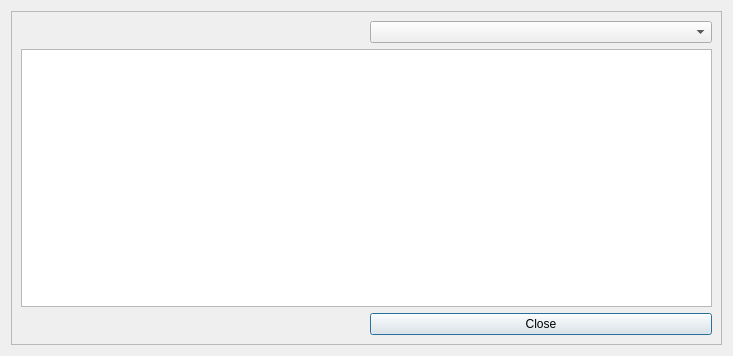
nohal/qtVlm, file src/Ui/RouteComparator.ui: the form before one commit.
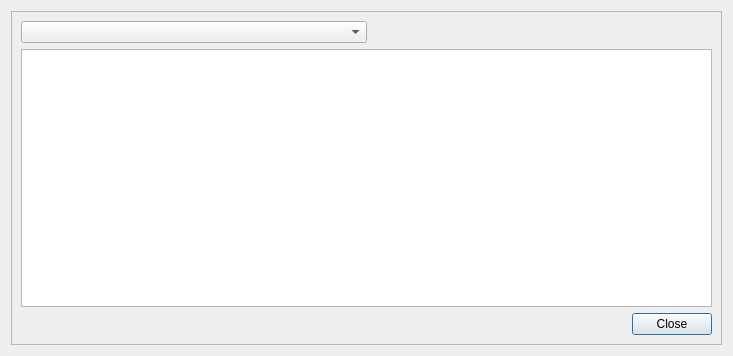
The form after the commit.

```diff
--- a/src/Ui/RouteComparator.ui
+++ b/src/Ui/RouteComparator.ui
@@ -13,8 +13,8 @@
   <property name="windowTitle">
    <string>Routes Comparator</string>
   </property>
-  <layout class="QGridLayout" name="gridLayout">
-   <item row="0" column="0">
+  <layout class="QVBoxLayout" name="verticalLayout_2">
+   <item>
     <widget class="QScrollArea" name="scrollArea">
      <property name="widgetResizable">
       <bool>true</bool>
@@ -28,8 +28,38 @@
         <height>336</height>
        </rect>
       </property>
-      <layout class="QGridLayout" name="gridLayout_2">
-       <item row="1" column="0" colspan="2">
+      <layout class="QVBoxLayout" name="verticalLayout">
+       <item>
+        <layout class="QHBoxLayout" name="horizontalLayout">
+         <item>
+          <widget class="QComboBox" name="routesCombo">
+           <property name="sizePolicy">
+            <sizepolicy hsizetype="Expanding" vsizetype="Fixed">
+             <horstretch>0</horstretch>
+             <verstretch>0</verstretch>
+            </sizepolicy>
+           </property>
+           <property name="sizeAdjustPolicy">
+            <enum>QComboBox::AdjustToContents</enum>
+           </property>
+          </widget>
+         </item>
+         <item>
+          <spacer name="horizontalSpacer">
+           <property name="orientation">
+            <enum>Qt::Horizontal</enum>
+           </property>
+           <property name="sizeHint" stdset="0">
+            <size>
+             <width>40</width>
+             <height>20</height>
+            </size>
+           </property>
+          </spacer>
+         </item>
+        </layout>
+       </item>
+       <item>
         <widget class="QTreeView" name="routesTable">
          <property name="editTriggers">
           <set>QAbstractItemView::NoEditTriggers</set>
@@ -42,15 +72,29 @@
          </property>
         </widget>
        </item>
-       <item row="2" column="1">
-        <widget class="QPushButton" name="closeButton">
-         <property name="text">
-          <string>Close</string>
-         </property>
-        </widget>
-       </item>
-       <item row="0" column="1">
-        <widget class="QComboBox" name="routesCombo"/>
+       <item>
+        <layout class="QHBoxLayout" name="horizontalLayout_2">
+         <item>
+          <spacer name="horizontalSpacer_2">
+           <property name="orientation">
+            <enum>Qt::Horizontal</enum>
+           </property>
+           <property name="sizeHint" stdset="0">
+            <size>
+             <width>40</width>
+             <height>20</height>
+            </size>
+           </property>
+          </spacer>
+         </item>
+         <item>
+          <widget class="QPushButton" name="closeButton">
+           <property name="text">
+            <string>Close</string>
+           </property>
+          </widget>
+         </item>
+        </layout>
        </item>
       </layout>
       <zorder>routesTable</zorder>
```
Left out of the diff: 14 changed lines with no effect on the pictures.
